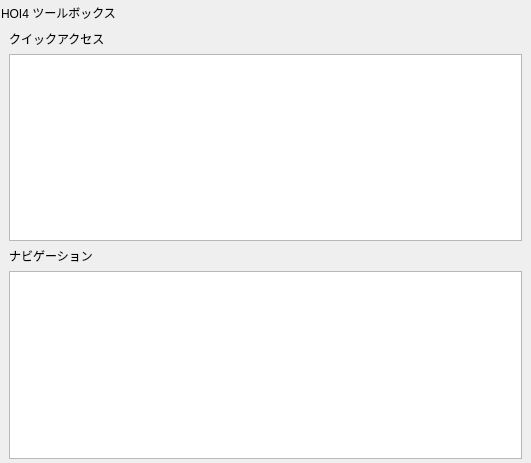
This is plugins/hoi4/assistant.ui in Ikumyon/PDX-Mod-Studio as Qt 5 draws it before an edit. The edited form follows.
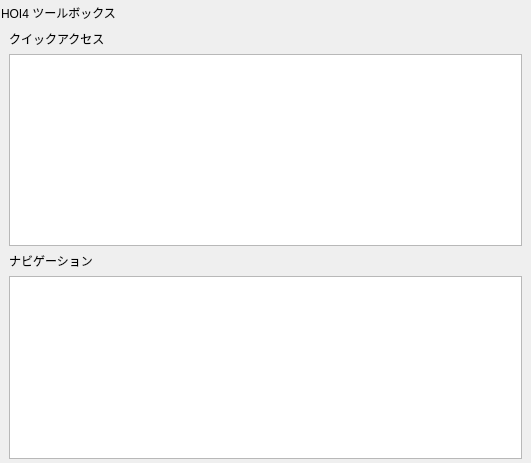
This is the edited form.

Diff of the .ui file:
```diff
--- a/plugins/hoi4/assistant.ui
+++ b/plugins/hoi4/assistant.ui
@@ -62,7 +62,14 @@
        </widget>
       </item>
       <item>
-       <widget class="QListView" name="quickAccessList"/>
+       <widget class="QListView" name="quickAccessList">
+        <property name="sizePolicy">
+         <sizepolicy hsizetype="Expanding" vsizetype="Minimum">
+          <horstretch>0</horstretch>
+          <verstretch>0</verstretch>
+         </sizepolicy>
+        </property>
+       </widget>
       </item>
       <item>
        <widget class="QLabel" name="navigationLabel">
```
